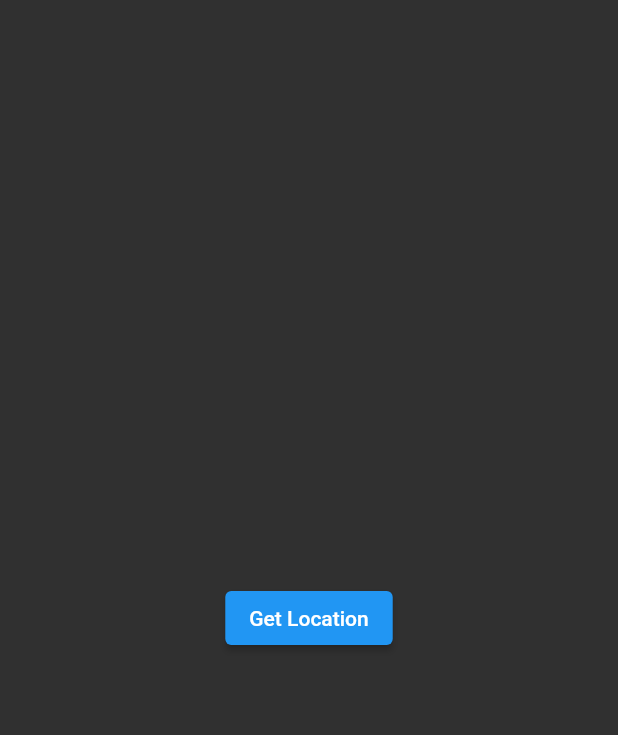
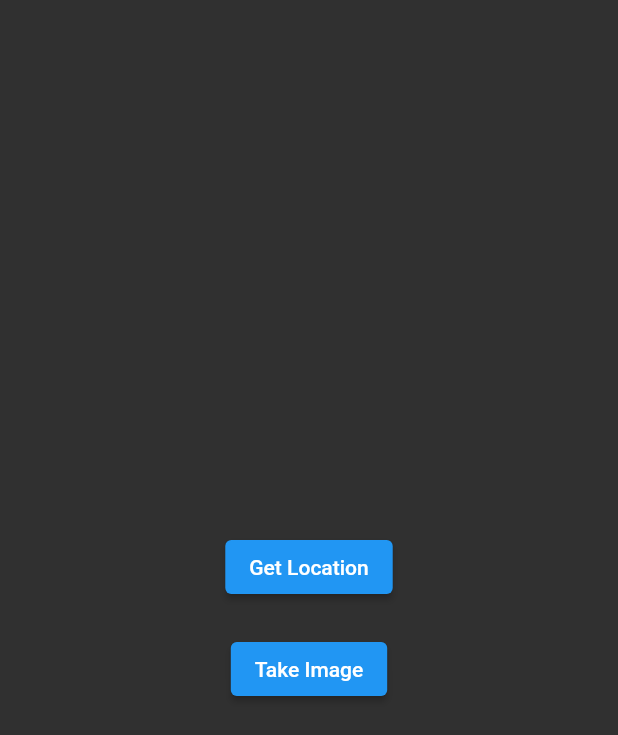
Before and after one commit to Aayush-310/clima, a Flutter app: the screen it shows after launch, on a phone screen of 412 x 824 dp. Shown: the top 735 px of the screen. Run offline on Flutter 3.47's test engine with Material 2 defaults, Android fonts, the phone set to English and light mode, and no system bars; our stand-ins replace geolocator, image_picker.

Commit message:
before fixing with dart fix

```diff
--- a/lib/screens/loading_screen.dart
+++ b/lib/screens/loading_screen.dart
@@ -1,5 +1,9 @@
 import 'package:flutter/material.dart';
 import 'package:geolocator/geolocator.dart';
+import 'package:image_picker/image_picker.dart';
+// import 'package:http/http.dart' as http;
+// import 'dart:convert';
+import 'dart:io';
 
 class LoadingScreen extends StatefulWidget {
   @override
@@ -7,24 +11,120 @@ class LoadingScreen extends StatefulWidget {
 }
 
 class _LoadingScreenState extends State<LoadingScreen> {
+  Position? _currentPosition;
+  late ImagePicker _imagePicker;
+  final String _uploadedImageUrl = "";
+  File? _imageFile;
+
+  @override
+  void initState() {
+    super.initState();
+    _imagePicker = ImagePicker();
+  }
+
   void getLocation() async {
     Position position = await Geolocator.getCurrentPosition(
-        desiredAccuracy: LocationAccuracy.high);
+      desiredAccuracy: LocationAccuracy.high,
+    );
+    setState(() {
+      _currentPosition = position;
+    });
     print(position);
+  }
+
+  Future<void> takeAndDisplayImage() async {
+    final XFile? imageFile =
+        await _imagePicker.pickImage(source: ImageSource.camera);
+
+    if (imageFile == null) return;
+
+    setState(() {
+      _imageFile = File(imageFile.path);
+    });
+  }
+
+  void uploadImage() async {
+    if (_imageFile == null) return;
+
+    // Upload logic remains the same
+
+    // After successful upload, you can reset the image
+    setState(() {
+      _imageFile = null;
+    });
   }
 
   @override
   Widget build(BuildContext context) {
     return Scaffold(
       body: Center(
-        child: ElevatedButton(
-          onPressed: () {
-            //Get the current location
-            getLocation();
-          },
-          child: Text('Get Location'),
+        child: Column(
+          mainAxisAlignment: MainAxisAlignment.center,
+          children: [
+            ElevatedButton(
+              onPressed: () {
+                getLocation();
+              },
+              child: Text('Get Location'),
+            ),
+            SizedBox(height: 20),
+            ElevatedButton(
+              onPressed: () {
+                takeAndDisplayImage();
+              },
+              child: Text('Take Image'),
+            ),
+            if (_imageFile != null)
+              _imageFile!.path.contains('http') // Check if it's a network image
+                  ? Image.network(
+                      _imageFile!.path,
+                      width: 150,
+                      height: 150,
+                      fit: BoxFit.cover,
+                    )
+                  : Image.asset(
+                      // Local image asset
+                      _imageFile!.path,
+                      width: 150,
+                      height: 150,
+                      fit: BoxFit.cover,
+                    ),
+            if (_imageFile != null)
+              Row(
+                mainAxisAlignment: MainAxisAlignment.spaceEvenly,
+                children: [
+                  ElevatedButton(
+                    onPressed: () {
+                      uploadImage();
+                    },
+                    child: Text('Upload'),
+                  ),
+                  ElevatedButton(
+                    onPressed: () {
+                      setState(() {
+                        _imageFile = null;
+                      });
+                    },
+                    child: Text('Retake'),
+                  ),
+                ],
+              ),
+            if (_currentPosition != null)
+              Text(
+                'Latitude: ${_currentPosition!.latitude}\nLongitude: ${_currentPosition!.longitude}',
+              ),
+            if (_uploadedImageUrl.isNotEmpty)
+              Image.network(
+                _uploadedImageUrl,
+                width: 150,
+                height: 150,
+                fit: BoxFit.cover,
+              ),
+          ],
         ),
       ),
     );
   }
 }
+
+void main() => runApp(MaterialApp(home: LoadingScreen()));
--- a/pubspec.yaml
+++ b/pubspec.yaml
@@ -35,6 +35,9 @@ dependencies:
   # Use with the CupertinoIcons class for iOS style icons.
   cupertino_icons: ^1.0.2
   geolocator: ^8.2.1
+  image_picker: ^1.0.2
+  http: ^1.1.0
+
 
 dev_dependencies:
   flutter_test:
```
Also changed, not shown: lib/screens/city_screen.dart (deleted, +0 -51 lines), lib/screens/location_screen.dart (deleted, +0 -76 lines), lib/services/weather.dart (deleted, +0 -33 lines), lib/services/location.dart (deleted), lib/services/networking.dart (deleted), pubspec.lock, 5 other files.
